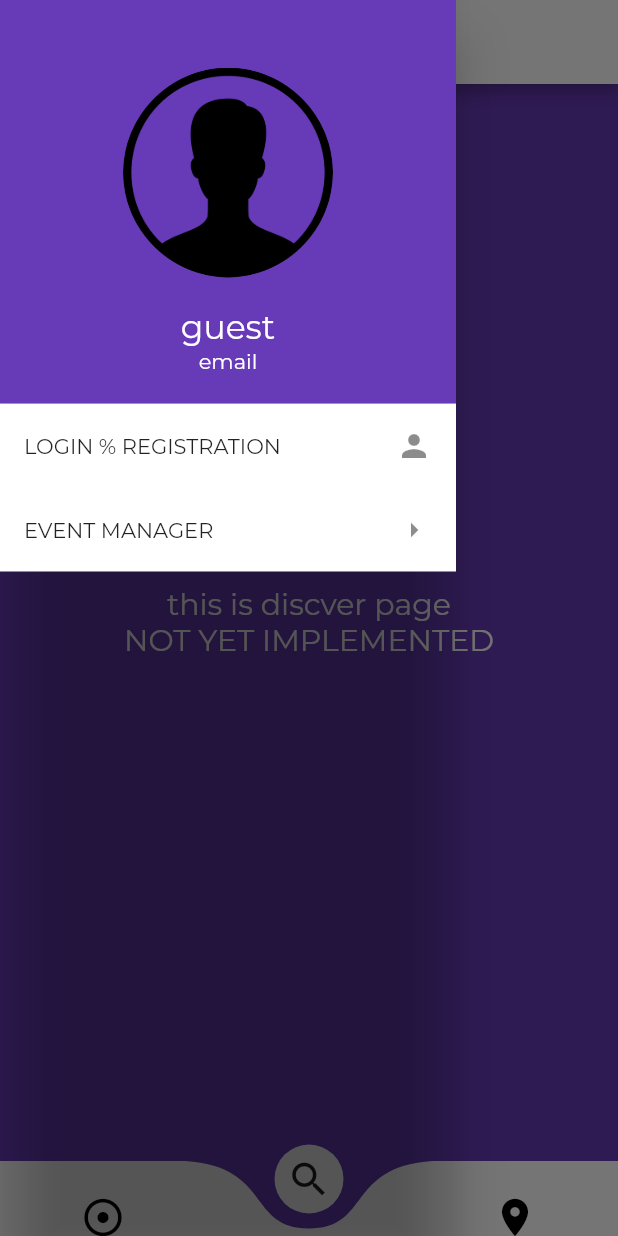
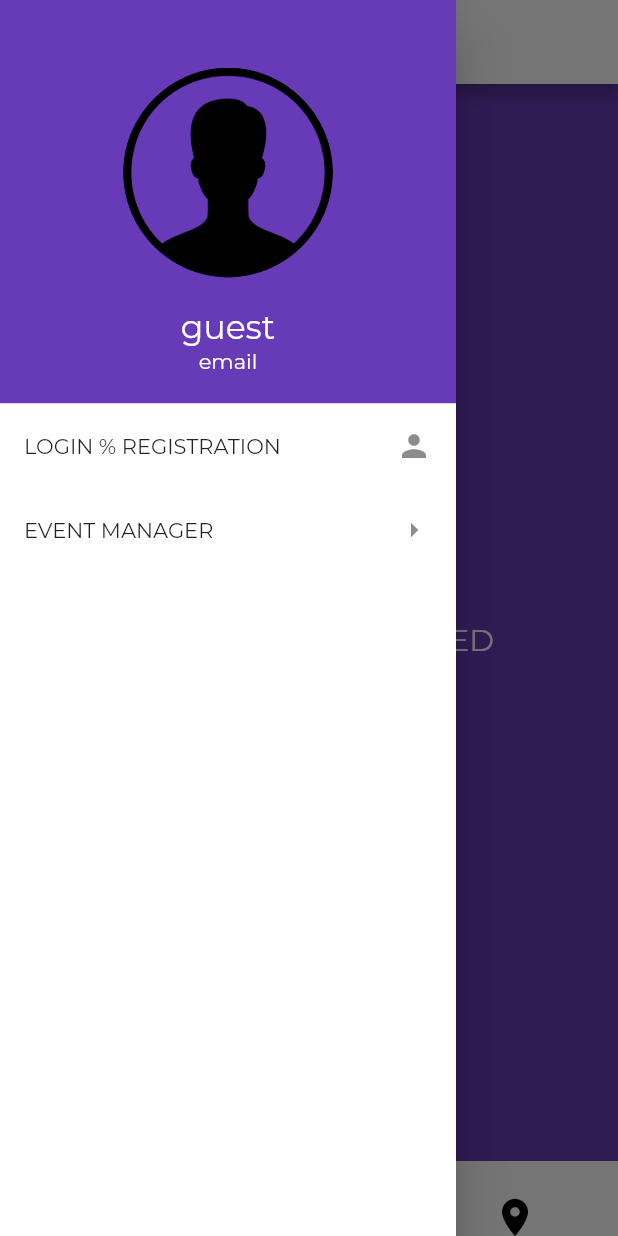
Before and after one commit to FaisalAlqarni/EVENTPULSE, a Flutter app: the screen it shows after launch, with the side drawer open, on a phone screen of 412 x 824 dp. Run offline on Flutter 3.47's test engine with Material 2 defaults, Android fonts, the phone set to English and light mode, and no system bars; drawn by our look-alikes of curved_navigation_bar.

Commit message:
Update main.dart

```diff
--- a/lib/main.dart
+++ b/lib/main.dart
@@ -14,7 +14,7 @@ class MyApp extends StatelessWidget{
           hintColor: Colors.deepPurple,
           primaryColor: Colors.deepPurple,
           fontFamily: "Montserrat",
-          canvasColor: Colors.transparent),
+          canvasColor: Colors.white),
       initialRoute: '/',
       routes: {
         '/': (context) => MyHomePage()
```
